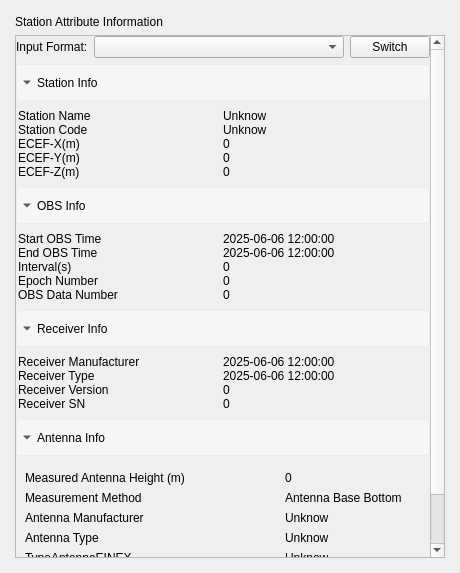
Before: the Qt Designer form src/VeriQC_UI/StationAttributeInfoWidget.ui in chcnav-gnss/VeriQC, drawn with Qt 5.
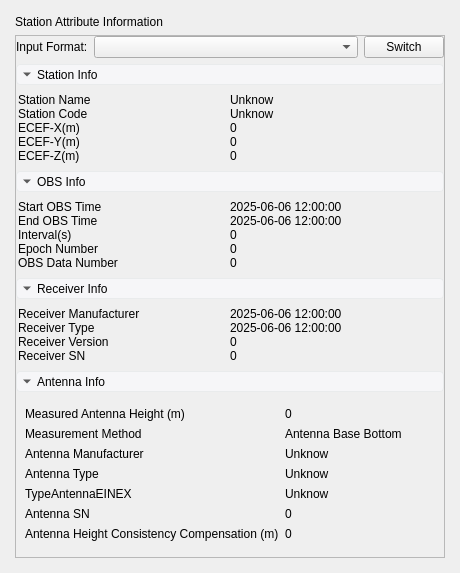
After: the same form once the commit is applied. Icons and pictures are not drawn.

What changed in the file:
```diff
--- a/src/VeriQC_UI/StationAttributeInfoWidget.ui
+++ b/src/VeriQC_UI/StationAttributeInfoWidget.ui
@@ -110,7 +110,7 @@
             </property>
             <property name="styleSheet">
              <string notr="true">QToolButton{
-height: 32px;
+height: 2em;
 background-color: #f6f6f8;
 border: 1px solid #e9ebec;
 border-radius: 4px;
@@ -269,7 +269,7 @@
             </property>
             <property name="styleSheet">
              <string notr="true">QToolButton{
-height: 32px;
+height: 2em;
 background-color: #f6f6f8;
 border: 1px solid #e9ebec;
 border-radius: 4px;
@@ -416,7 +416,7 @@
             </property>
             <property name="styleSheet">
              <string notr="true">QToolButton{
-height: 32px;
+height: 2em;
 background-color: #f6f6f8;
 border: 1px solid #e9ebec;
 border-radius: 4px;
@@ -549,7 +549,7 @@
             </property>
             <property name="styleSheet">
              <string notr="true">QToolButton{
-height: 32px;
+height: 2em;
 background-color: #f6f6f8;
 border: 1px solid #e9ebec;
 border-radius: 4px;
```
